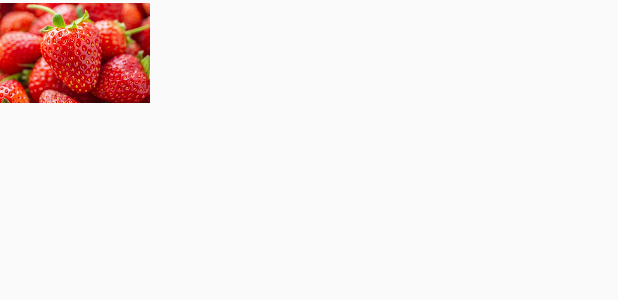
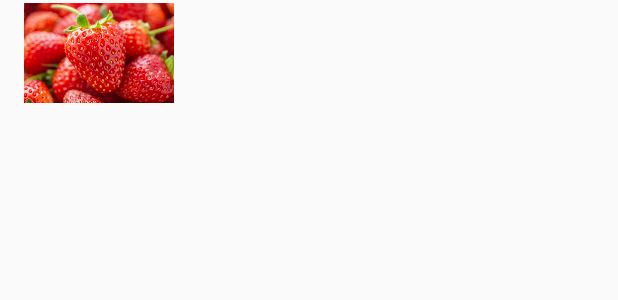
Before and after one commit to manishgautam30/Grossify-Mini-Project, an Android app: the layout discounted_row_items.xml on its own in the app's theme, with its tools: preview values and no code run, on a phone screen of 412 x 824 dp. Shown: the top 300 px of the screen. Run offline under Robolectric (Android 15) with nearby library versions, the light colour scheme and no system bars.

```diff
--- a/app/src/main/res/layout/discounted_row_items.xml
+++ b/app/src/main/res/layout/discounted_row_items.xml
@@ -3,7 +3,9 @@
     xmlns:app="http://schemas.android.com/apk/res-auto"
     xmlns:tools="http://schemas.android.com/tools"
     android:layout_width="wrap_content"
-    android:layout_height="wrap_content">
+    android:layout_marginStart="16dp"
+    android:layout_height="wrap_content"
+    android:layout_marginLeft="16dp">
 
     <ImageView
         android:id="@+id/discountImage"
```
Also changed, not shown: app/src/main/java/com/example/grossifyapp/MainActivity.java (+4 -4 lines), app/src/main/java/com/example/grossifyapp/adpter/DiscountedProductAdapter.java (+4 -3 lines), app/src/main/java/com/example/grossifyapp/model/DiscountedProducts.java (+4 -4 lines).
